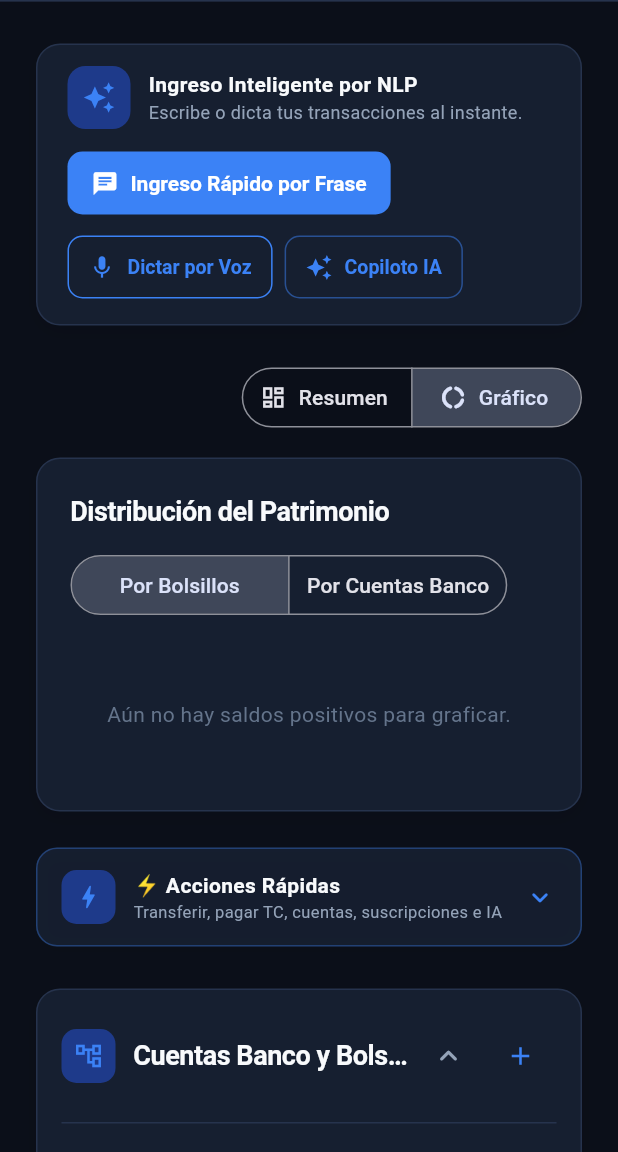
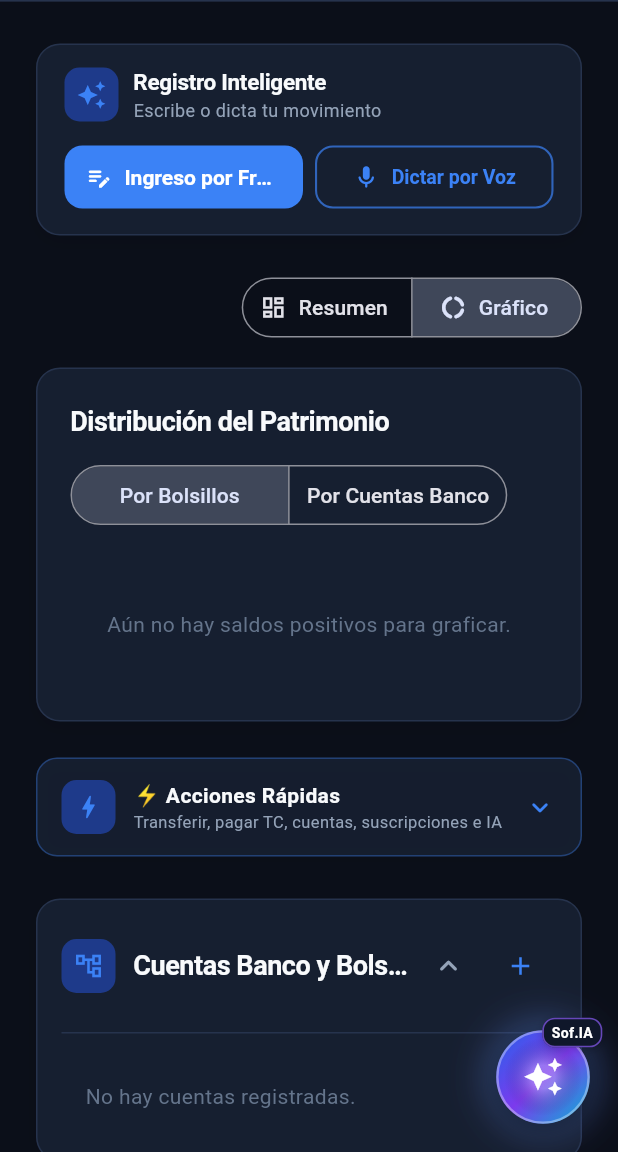
Before and after one commit to Alexdjp15/finanzas-personales, a Flutter app: the DashboardScreen screen opened directly, after a tap on "Gráfico", on a phone screen of 412 x 824 dp, the part 84-1236 px from its top. Run offline on Flutter 3.47's test engine with Material 3 defaults, Android fonts, the phone set to English and light mode, and no system bars; our stand-ins replace csv, fl_chart, flutter_riverpod, speech_to_text, supabase_flutter; accounts and stored records are empty; Roboto replaces fonts that are missing (Segoe UI).

Commit message:
feat(ui): redesign command bar and create Sofia floating orb widget

```diff
--- a/lib/presentation/screens/dashboard_screen.dart
+++ b/lib/presentation/screens/dashboard_screen.dart
@@ -8,7 +8,7 @@ import '../widgets/charts/pocket_distribution_chart.dart';
 import '../widgets/dashboard_micro_widgets.dart';
 import '../widgets/bank_logo_avatar.dart';
 import '../widgets/app_logo_widget.dart';
-import 'dialogs/ai_copilot_dialog.dart';
+import '../widgets/sofia_floating_orb.dart';
 import 'dialogs/expense_audit_dialog.dart';
 import 'dialogs/bank_details_dialog.dart';
 import 'dialogs/card_details_dialog.dart';
@@ -299,6 +299,8 @@ class _DashboardScreenState extends ConsumerState<DashboardScreen> {
 
     return Scaffold(
       backgroundColor: colors.surfaceBase,
+      floatingActionButton: const SofiaFloatingOrb(),
+      floatingActionButtonLocation: FloatingActionButtonLocation.endFloat,
       appBar: AppBar(
         backgroundColor: colors.surfaceCard,
         surfaceTintColor: Colors.transparent,
@@ -446,58 +448,53 @@ class _DashboardScreenState extends ConsumerState<DashboardScreen> {
                       borderColor: colors.borderSubtle,
                       borderRadius: 16,
                     ),
-                    padding: const EdgeInsets.symmetric(horizontal: 20, vertical: 14),
+                    padding: const EdgeInsets.symmetric(horizontal: 18, vertical: 14),
                     child: LayoutBuilder(
                       builder: (context, constraints) {
-                        final isCompact = constraints.maxWidth < 650;
-                        final actionButtons = Wrap(
-                          spacing: 8,
-                          runSpacing: 8,
-                          crossAxisAlignment: WrapCrossAlignment.center,
-                          children: [
-                            ElevatedButton.icon(
-                              onPressed: () => showDialog(context: context, builder: (_) => const NlpEntryDialog()),
-                              icon: const Icon(Icons.chat, size: 18),
-                              label: const Text('Ingreso Rápido por Frase'),
+                        final isCompact = constraints.maxWidth < 620;
+
+                        final phraseButton = ElevatedButton.icon(
+                          key: const Key('dashboard_phrase_entry_button'),
+                          onPressed: () => showDialog(
+                            context: context,
+                            builder: (_) => const NlpEntryDialog(),
+                          ),
+                          icon: const Icon(Icons.edit_note_rounded, size: 18),
+                          label: const Text(
+                            'Ingreso por Frase',
+                            maxLines: 1,
+                            overflow: TextOverflow.ellipsis,
+                          ),
                           style: ElevatedButton.styleFrom(
                             backgroundColor: colors.brandAccent,
                             foregroundColor: Colors.white,
-                                padding: const EdgeInsets.symmetric(horizontal: 16, vertical: 12),
-                                shape: RoundedRectangleBorder(borderRadius: BorderRadius.circular(10)),
+                            padding: const EdgeInsets.symmetric(horizontal: 14, vertical: 12),
+                            shape: RoundedRectangleBorder(borderRadius: BorderRadius.circular(12)),
                             elevation: 0,
                           ),
-                            ),
-                            OutlinedButton.icon(
+                        );
+
+                        final voiceButton = OutlinedButton.icon(
                           key: const Key('dashboard_voice_dictation_button'),
                           onPressed: () => showDialog(
                             context: context,
                             builder: (_) => const NlpEntryDialog(startListeningImmediately: true),
                           ),
-                              icon: const Icon(Icons.mic, size: 18),
-                              label: const Text('Dictar por Voz'),
+                          icon: const Icon(Icons.mic_rounded, size: 18),
+                          label: const Text(
+                            'Dictar por Voz',
+                            maxLines: 1,
+                            overflow: TextOverflow.ellipsis,
+                          ),
                           style: OutlinedButton.styleFrom(
                             foregroundColor: colors.brandAccent,
-                                side: BorderSide(color: colors.brandAccent),
+                            side: BorderSide(
+                              color: colors.brandAccent.withValues(alpha: 0.7),
+                              width: 1.4,
+                            ),
                             padding: const EdgeInsets.symmetric(horizontal: 14, vertical: 12),
-                                shape: RoundedRectangleBorder(borderRadius: BorderRadius.circular(10)),
+                            shape: RoundedRectangleBorder(borderRadius: BorderRadius.circular(12)),
                           ),
-                            ),
-                            OutlinedButton.icon(
-                              key: const Key('dashboard_ai_copilot_button'),
-                              onPressed: () => showDialog(
-                                context: context,
-                                builder: (_) => const AiCopilotDialog(),
-                              ),
-                              icon: const Icon(Icons.auto_awesome, size: 18),
-                              label: const Text('Copiloto IA'),
-                              style: OutlinedButton.styleFrom(
-                                foregroundColor: colors.brandAccent,
-                                side: BorderSide(color: colors.brandAccent.withValues(alpha: 0.5)),
-                                padding: const EdgeInsets.symmetric(horizontal: 14, vertical: 12),
-                                shape: RoundedRectangleBorder(borderRadius: BorderRadius.circular(10)),
-                              ),
-                            ),
-                          ],
                         );
 
                         if (isCompact) {
@@ -507,33 +504,36 @@ class _DashboardScreenState extends ConsumerState<DashboardScreen> {
                               Row(
                                 children: [
                                   Container(
-                                    padding: const EdgeInsets.all(10),
+                                    padding: const EdgeInsets.all(8),
                                     decoration: BoxDecoration(
                                       color: colors.brandAccentBg,
-                                      borderRadius: BorderRadius.circular(12),
+                                      borderRadius: BorderRadius.circular(10),
                                     ),
-                                    child: Icon(Icons.auto_awesome, color: colors.brandAccent, size: 22),
+                                    child: Icon(Icons.auto_awesome, color: colors.brandAccent, size: 20),
                                   ),
-                                  const SizedBox(width: 12),
+                                  const SizedBox(width: 10),
                                   Expanded(
                                     child: Column(
                                       crossAxisAlignment: CrossAxisAlignment.start,
                                       mainAxisSize: MainAxisSize.min,
                                       children: [
                                         Text(
-                                          'Ingreso Inteligente por NLP',
+                                          'Registro Inteligente',
                                           style: TextStyle(
                                             fontWeight: FontWeight.w700,
-                                            fontSize: 14,
+                                            fontSize: 15,
                                             color: colors.textPrimary,
+                                            letterSpacing: -0.2,
                                           ),
                                         ),
                                         Text(
-                                          'Escribe o dicta tus transacciones al instante.',
+                                          'Escribe o dicta tu movimiento',
                                           style: TextStyle(
                                             color: colors.textSecondary,
                                             fontSize: 12,
                                           ),
+                                          maxLines: 1,
+                                          overflow: TextOverflow.ellipsis,
                                         ),
                                       ],
                                     ),
@@ -541,7 +541,13 @@ class _DashboardScreenState extends ConsumerState<DashboardScreen> {
                                 ],
                               ),
                               const SizedBox(height: 12),
-                              actionButtons,
+                              Row(
+                                children: [
+                                  Expanded(child: phraseButton),
+                                  const SizedBox(width: 8),
+                                  Expanded(child: voiceButton),
+                                ],
+                              ),
                             ],
                           );
                         }
@@ -556,23 +562,24 @@ class _DashboardScreenState extends ConsumerState<DashboardScreen> {
                               ),
                               child: Icon(Icons.auto_awesome, color: colors.brandAccent, size: 22),
                             ),
-                            const SizedBox(width: 16),
+                            const SizedBox(width: 14),
                             Expanded(
                               child: Column(
                                 crossAxisAlignment: CrossAxisAlignment.start,
                                 mainAxisSize: MainAxisSize.min,
                                 children: [
                                   Text(
-                                    'Ingreso Inteligente por Lenguaje Natural',
+                                    'Registro Inteligente',
                                     style: TextStyle(
                                       fontWeight: FontWeight.w700,
-                                      fontSize: 14,
+                                      fontSize: 15,
                                       color: colors.textPrimary,
+                                      letterSpacing: -0.2,
                                     ),
                                   ),
                                   const SizedBox(height: 2),
                                   Text(
-                                    '¿Hiciste un gasto o recibiste un abono? Regístralo al instante por frase o dictado de voz.',
+                                    'Escribe o dicta tu movimiento',
                                     style: TextStyle(
                                       color: colors.textSecondary,
                                       fontSize: 13,
@@ -583,8 +590,15 @@ class _DashboardScreenState extends ConsumerState<DashboardScreen> {
                                 ],
                               ),
                             ),
-                            const SizedBox(width: 12),
-                            actionButtons,
+                            const SizedBox(width: 16),
+                            Row(
+                              mainAxisSize: MainAxisSize.min,
+                              children: [
+                                phraseButton,
+                                const SizedBox(width: 10),
+                                voiceButton,
+                              ],
+                            ),
                           ],
                         );
                       },
--- /dev/null
+++ b/lib/presentation/widgets/sofia_floating_orb.dart
@@ -0,0 +1,229 @@
+import 'package:flutter/material.dart';
+import '../screens/dialogs/ai_copilot_dialog.dart';
+
+/// Interactive glowing floating orb widget representing "Sof.IA",
+/// the personal AI financial assistant.
+///
+/// Features:
+/// - Smooth pulse / breathing animation in idle state.
+/// - Elastic bounce scale feedback on tap (0.94 -> 1.0).
+/// - Diffuse glowing multi-layered shadow with gradient.
+/// - Floating badge label and tooltip.
+/// - Opens [AiCopilotDialog.show] on tap.
+class SofiaFloatingOrb extends StatefulWidget {
+  const SofiaFloatingOrb({
+    super.key,
+    this.onTap,
+    this.autoRepeat = true,
+  });
+
+  /// Optional tap override (e.g. for testing).
+  final VoidCallback? onTap;
+
+  /// Whether the breathing animation should loop infinitely.
+  final bool autoRepeat;
+
+  /// In automated widget tests, [WidgetTester.pumpAndSettle] will time out if an
+  /// animation loops infinitely. By default, infinite looping is disabled in tests
+  /// unless this flag is explicitly set to true.
+  static bool enablePulseInTests = false;
+
+  @override
+  State<SofiaFloatingOrb> createState() => _SofiaFloatingOrbState();
+}
+
+class _SofiaFloatingOrbState extends State<SofiaFloatingOrb>
+    with SingleTickerProviderStateMixin {
+  late final AnimationController _pulseController;
+  late final Animation<double> _pulseScale;
+  late final Animation<double> _haloOpacity;
+  bool _isPressed = false;
+
+  @override
+  void initState() {
+    super.initState();
+    _pulseController = AnimationController(
+      vsync: this,
+      duration: const Duration(milliseconds: 2400),
+    );
+
+    _pulseScale = Tween<double>(begin: 1.0, end: 1.06).animate(
+      CurvedAnimation(parent: _pulseController, curve: Curves.easeInOut),
+    );
+
+    _haloOpacity = Tween<double>(begin: 0.25, end: 0.65).animate(
+      CurvedAnimation(parent: _pulseController, curve: Curves.easeInOut),
+    );
+
+    final isTestEnvironment =
+        WidgetsBinding.instance.runtimeType.toString().contains('Test');
+    if (widget.autoRepeat &&
+        (!isTestEnvironment || SofiaFloatingOrb.enablePulseInTests)) {
+      _pulseController.repeat(reverse: true);
+    }
+  }
+
+  @override
+  void dispose() {
+    _pulseController.dispose();
+    super.dispose();
+  }
+
+  void _handleTap() {
+    if (widget.onTap != null) {
+      widget.onTap!();
+    } else {
+      AiCopilotDialog.show(context);
+    }
+  }
+
+  @override
+  Widget build(BuildContext context) {
+    return Tooltip(
+      message: 'Sof.IA · Tu asesora financiera',
+      waitDuration: const Duration(milliseconds: 300),
+      child: GestureDetector(
+        key: const Key('sofia_floating_orb'),
+        onTapDown: (_) => setState(() => _isPressed = true),
+        onTapUp: (_) {
+          setState(() => _isPressed = false);
+          _handleTap();
+        },
+        onTapCancel: () => setState(() => _isPressed = false),
+        child: AnimatedScale(
+          scale: _isPressed ? 0.94 : 1.0,
+          duration: const Duration(milliseconds: 120),
+          curve: Curves.easeOutCubic,
+          child: AnimatedBuilder(
+            animation: _pulseController,
+            builder: (context, child) {
+              return Transform.scale(
+                scale: _pulseScale.value,
+                child: Stack(
+                  alignment: Alignment.center,
+                  clipBehavior: Clip.none,
+                  children: [
+                    // Outer pulsating aura / glow halo
+                    Container(
+                      width: 68,
+                      height: 68,
+                      decoration: BoxDecoration(
+                        shape: BoxShape.circle,
+                        boxShadow: [
+                          BoxShadow(
+                            color: const Color(0xFF8B5CF6)
+                                .withValues(alpha: 0.40 * _haloOpacity.value),
+                            blurRadius: 22,
+                            spreadRadius: 4 * _haloOpacity.value,
+                          ),
+                          BoxShadow(
+                            color: const Color(0xFF38BDF8)
+                                .withValues(alpha: 0.35 * _haloOpacity.value),
+                            blurRadius: 18,
+                            spreadRadius: 2,
+                          ),
+                        ],
+                      ),
+                    ),
+
+                    // Main circular orb container
+                    Container(
+                      width: 60,
+                      height: 60,
+                      decoration: BoxDecoration(
+                        shape: BoxShape.circle,
+                        gradient: const LinearGradient(
+                          begin: Alignment.topLeft,
+                          end: Alignment.bottomRight,
+                          colors: [
+                            Color(0xFF2563EB), // Electric Blue
+                            Color(0xFF7C3AED), // Vibrant Purple
+                            Color(0xFF06B6D4), // Cyan Accent
+                          ],
+                        ),
+                        boxShadow: const [
+                          BoxShadow(
+                            color: Color(0x66000000),
+                            blurRadius: 10,
+                            offset: Offset(0, 4),
+                          ),
+                        ],
+                        border: Border.all(
+                          color: Colors.white.withValues(alpha: 0.35),
+                          width: 1.5,
+                        ),
+                      ),
+                      child: Center(
+                        child: Stack(
+                          alignment: Alignment.center,
+                          children: [
+                            // Subtle radial shimmer layer
+                            Container(
+                              width: 50,
+                              height: 50,
+                              decoration: BoxDecoration(
+                                shape: BoxShape.circle,
+                                gradient: RadialGradient(
+                                  colors: [
+                                    Colors.white.withValues(alpha: 0.28),
+                                    Colors.transparent,
+                                  ],
+                                  stops: const [0.3, 1.0],
+                                ),
+                              ),
+                            ),
+                            // Crisp sparkles icon
+                            const Icon(
+                              Icons.auto_awesome,
+                              color: Colors.white,
+                              size: 26,
+                            ),
+                          ],
+                        ),
+                      ),
+                    ),
+
+                    // Subtle floating badge at top-right
+                    Positioned(
+                      top: -4,
+                      right: -4,
+                      child: Container(
+                        padding: const EdgeInsets.symmetric(
+                            horizontal: 5, vertical: 2),
+                        decoration: BoxDecoration(
+                          color: const Color(0xFF0F172A),
+                          borderRadius: BorderRadius.circular(8),
+                          border: Border.all(
+                            color:
+                                const Color(0xFF8B5CF6).withValues(alpha: 0.7),
+                            width: 1,
+                          ),
+                          boxShadow: const [
+                            BoxShadow(
+                              color: Color(0x33000000),
+                              blurRadius: 4,
+                              offset: Offset(0, 1),
+                            ),
+                          ],
+                        ),
+                        child: const Text(
+                          'Sof.IA',
+                          style: TextStyle(
+                            color: Colors.white,
+                            fontSize: 9,
+                            fontWeight: FontWeight.bold,
+                            letterSpacing: 0.2,
+                          ),
+                        ),
+                      ),
+                    ),
+                  ],
+                ),
+              );
+            },
+          ),
+        ),
+      ),
+    );
+  }
+}
```
Also changed, not shown: lib/presentation/screens/dialogs/ai_copilot_dialog.dart (+98 -15 lines), 5 other files. Lines whose indentation alone changed are shown as unchanged.
